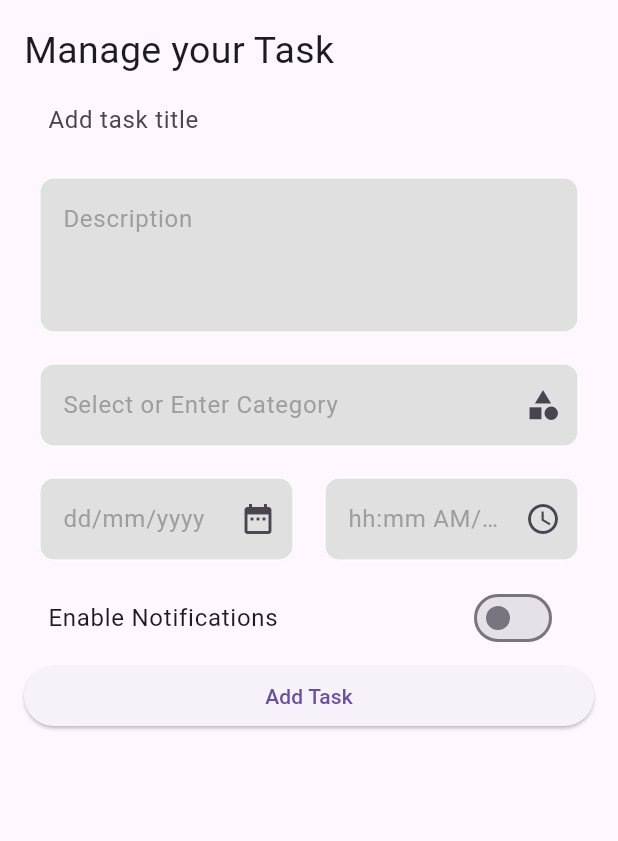
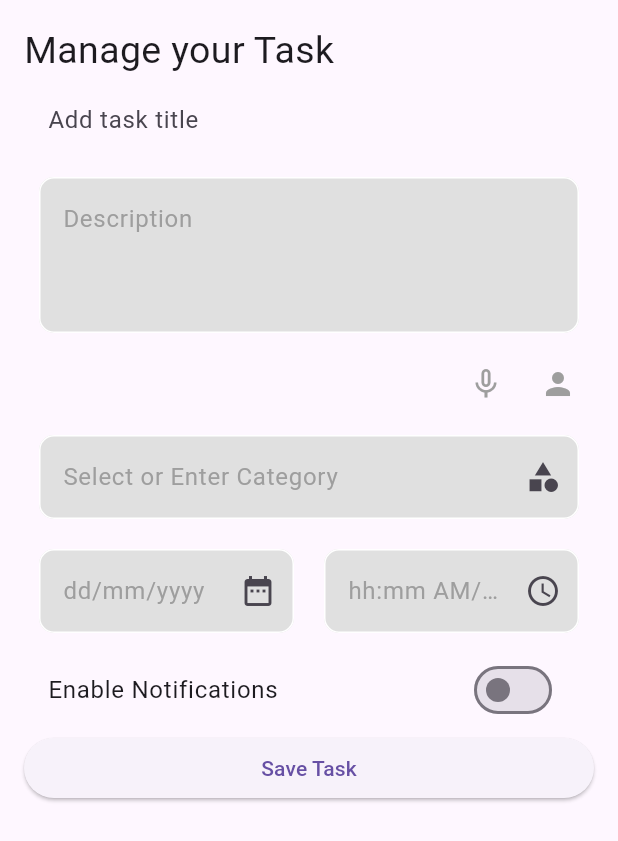
Before and after one commit to MariamAshraf200/GoalMapper, a Flutter app: the AddTaskAndUpdateScreen screen opened directly, on a phone screen of 412 x 824 dp. Shown: the top 841 px of the screen. Run offline on Flutter 3.47's test engine with Material 3 defaults, Android fonts, the phone set to English and light mode, and no system bars; our stand-ins replace equatable, flutter_bloc, get_it, hive, hive_flutter, speech_to_text; accounts and stored records are empty.

Commit message:
voice in add new task

```diff
--- a/lib/feature/taskHome/presintation/screen/AddNewAndUpdateTaskScreen.dart
+++ b/lib/feature/taskHome/presintation/screen/AddNewAndUpdateTaskScreen.dart
@@ -2,6 +2,7 @@ import 'package:flutter/material.dart';
 import 'package:flutter_bloc/flutter_bloc.dart';
 import 'package:intl/intl.dart';
 import 'package:uuid/uuid.dart';
+import 'package:speech_to_text/speech_to_text.dart' as stt;
 import '../../../../core/customColor.dart';
 import '../../data/model/categoryModel.dart';
 import '../../domain/entity/taskEntity.dart';
@@ -16,11 +17,11 @@ import '../bloc/taskBloc/state.dart';
 
 class AddTaskAndUpdateScreen extends StatefulWidget {
   final TaskEntity? existingTask;
-
   const AddTaskAndUpdateScreen({super.key, this.existingTask});
 
   @override
-  _AddTaskAndUpdateScreenState createState() => _AddTaskAndUpdateScreenState();
+  _AddTaskAndUpdateScreenState createState() =>
+      _AddTaskAndUpdateScreenState();
 }
 
 class _AddTaskAndUpdateScreenState extends State<AddTaskAndUpdateScreen> {
@@ -34,11 +35,23 @@ class _AddTaskAndUpdateScreenState extends State<AddTaskAndUpdateScreen> {
   late String uniqueTaskId;
   CustomColor color = CustomColor();
   bool allowNotifications = false;
+  late stt.SpeechToText _speech;
+  bool _isListening = false;
+  String _voiceInputText = '';
 
   @override
   void initState() {
     super.initState();
     if (widget.existingTask != null) {
+      _initializeTaskFields();
+    } else {
+      uniqueTaskId = const Uuid().v4();
+    }
+    context.read<CategoryBloc>().add(LoadCategoriesEvent());
+    _speech = stt.SpeechToText();
+  }
+
+  void _initializeTaskFields() {
     titleController.text = widget.existingTask!.title;
     descriptionController.text = widget.existingTask!.description;
     dateController.text = widget.existingTask!.date;
@@ -46,10 +59,6 @@ class _AddTaskAndUpdateScreenState extends State<AddTaskAndUpdateScreen> {
     selectedPriority = widget.existingTask!.priority;
     uniqueTaskId = widget.existingTask!.id;
     categoryController.text = widget.existingTask!.category;
-    } else {
-      uniqueTaskId = const Uuid().v4();
-    }
-    context.read<CategoryBloc>().add(LoadCategoriesEvent());
   }
 
   String? _validateTextField(String? value) {
@@ -59,11 +68,65 @@ class _AddTaskAndUpdateScreenState extends State<AddTaskAndUpdateScreen> {
     return null;
   }
 
+  Future<void> _startListening() async {
+    bool available = await _speech.initialize(
+      onStatus: (status) => setState(() {
+        _isListening = status == 'listening';
+      }),
+      onError: (error) => debugPrint('Speech recognition error: $error'),
+    );
+
+    if (available) {
+      setState(() => _isListening = true);
+      _speech.listen(onResult: (result) {
+        setState(() {
+          _voiceInputText = result.recognizedWords;
+          descriptionController.text = _removeDuplicateWords(
+              '${descriptionController.text} $_voiceInputText');
+        });
+      });
+    }
+  }
+
+  void _stopListening() {
+    _speech.stop();
+    setState(() => _isListening = false);
+  }
+
+  String _removeDuplicateWords(String text) {
+    List<String> words = text.split(' ');
+    Set<String> uniqueWords = <String>{};
+    List<String> filteredWords = [];
+    for (var word in words) {
+      if (uniqueWords.add(word)) {
+        filteredWords.add(word);
+      }
+    }
+    return filteredWords.join(' ');
+  }
+
   @override
   Widget build(BuildContext context) {
     return Scaffold(
       body: BlocListener<TaskBloc, TaskState>(
-        listener: (context, state) {
+        listener: _taskBlocListener,
+        child: BlocBuilder<CategoryBloc, CategoryState>(
+          builder: (context, categoryState) {
+            if (categoryState is CategoryLoading) {
+              return const Center(child: CircularProgressIndicator());
+            } else if (categoryState is CategoryLoaded) {
+              return _buildFormBody(categoryState.categories);
+            } else if (categoryState is CategoryError) {
+              return Center(child: Text('Error: ${categoryState.message}'));
+            }
+            return Container();
+          },
+        ),
+      ),
+    );
+  }
+
+  void _taskBlocListener(BuildContext context, TaskState state) {
     if (state is TaskAddSuccess) {
       ScaffoldMessenger.of(context).showSnackBar(
         const SnackBar(content: Text('Task saved successfully!')),
@@ -79,24 +142,9 @@ class _AddTaskAndUpdateScreenState extends State<AddTaskAndUpdateScreen> {
       );
       Navigator.pop(context);
     }
-        },
-        child: BlocBuilder<CategoryBloc, CategoryState>(
-          builder: (context, categoryState) {
-            if (categoryState is CategoryLoading) {
-              return const Center(child: CircularProgressIndicator());
-            } else if (categoryState is CategoryLoaded) {
-              return _buildBody(categoryState.categories);
-            } else if (categoryState is CategoryError) {
-              return Center(child: Text('Error: ${categoryState.message}'));
-            }
-            return Container();
-          },
-        ),
-      ),
-    );
   }
 
-  Widget _buildBody(List<CategoryModel> categories) {
+  Widget _buildFormBody(List<CategoryModel> categories) {
     return Form(
       key: _formKey,
       child: Padding(
@@ -106,19 +154,15 @@ class _AddTaskAndUpdateScreenState extends State<AddTaskAndUpdateScreen> {
             crossAxisAlignment: CrossAxisAlignment.start,
             children: [
               const Text('Manage your Task',
-                      style:
-                          TextStyle(fontWeight: FontWeight.w400, fontSize: 25)),
-
+                  style: TextStyle(fontWeight: FontWeight.w400, fontSize: 25)),
               // Title TextField
               TextField(
                 controller: titleController,
                 decoration: const InputDecoration(
                   hintText: "Add task title",
-                      enabledBorder:
-                          OutlineInputBorder(borderSide: BorderSide.none),
+                  enabledBorder: OutlineInputBorder(borderSide: BorderSide.none),
                 ),
               ),
-
               CustomTextField(
                 controller: descriptionController,
                 hintText: 'Description',
@@ -126,36 +170,66 @@ class _AddTaskAndUpdateScreenState extends State<AddTaskAndUpdateScreen> {
                 validator: _validateTextField,
                 readOnly: false,
               ),
-
+              _buildSpeechAndUserIcons(),
               CustomTextField(
                 controller: categoryController,
                 hintText: 'Select or Enter Category',
                 suffixIcon: const Icon(Icons.category),
                 onTap: () => showCategoryBottomSheet(
                     context, categoryController, categories),
+                validator: _validateTextField,
                 readOnly: false,
-                    validator: _validateTextField,
               ),
+              _buildDateAndTimeFields(),
+              SwitchListTile(
+                title: const Text("Enable Notifications"),
+                value: allowNotifications,
+                onChanged: (bool value) {
+                  setState(() {
+                    allowNotifications = value;
+                  });
+                },
+              ),
+              _buildSaveButton(),
+            ],
+          ),
+        ),
+      ),
+    );
+  }
 
-                  Row(
+  Widget _buildSpeechAndUserIcons() {
+    return Row(
+      mainAxisAlignment: MainAxisAlignment.end,
+      children: [
+        IconButton(
+          icon: Icon(_isListening ? Icons.mic : Icons.mic_none,
+              color: Colors.grey),
+          onPressed: () {
+            if (_isListening) {
+              _stopListening();
+            } else {
+              _startListening();
+            }
+          },
+        ),
+        IconButton(
+          icon: const Icon(Icons.person, color: Colors.grey),
+          onPressed: () {},
+        ),
+      ],
+    );
+  }
+
+  Widget _buildDateAndTimeFields() {
+    return Row(
       children: [
         Expanded(
           child: CustomTextField(
             controller: dateController,
             hintText: 'dd/mm/yyyy',
             suffixIcon: const Icon(Icons.date_range),
-                          onTap: () async {
-                            DateTime? selectedDate = await showDatePicker(
-                              context: context,
-                              initialDate: DateTime.now(),
-                              firstDate: DateTime(2000),
-                              lastDate: DateTime(2100),
-                            );
-                            if (selectedDate != null) {
-                              dateController.text =
-                                  DateFormat('dd/MM/yyyy').format(selectedDate);
-                            }
-                          },
+            onTap: _pickDate,
             validator: _validateTextField,
             readOnly: false,
           ),
@@ -165,7 +239,28 @@ class _AddTaskAndUpdateScreenState extends State<AddTaskAndUpdateScreen> {
             controller: timeController,
             hintText: 'hh:mm AM/PM',
             suffixIcon: const Icon(Icons.access_time),
-                          onTap: () async {
+            onTap: _pickTime,
+            validator: _validateTextField,
+            readOnly: false,
+          ),
+        ),
+      ],
+    );
+  }
+
+  Future<void> _pickDate() async {
+    DateTime? selectedDate = await showDatePicker(
+      context: context,
+      initialDate: DateTime.now(),
+      firstDate: DateTime(2000),
+      lastDate: DateTime(2100),
+    );
+    if (selectedDate != null) {
+      dateController.text = DateFormat('dd/MM/yyyy').format(selectedDate);
+    }
+  }
+
+  Future<void> _pickTime() async {
     TimeOfDay? selectedTime = await showTimePicker(
       context: context,
       initialTime: TimeOfDay.now(),
@@ -179,28 +274,12 @@ class _AddTaskAndUpdateScreenState extends State<AddTaskAndUpdateScreen> {
         selectedTime.hour,
         selectedTime.minute,
       );
-                              timeController.text = DateFormat('hh:mm a')
-                                  .format(selectedDateTime);
+      timeController.text = DateFormat('hh:mm a').format(selectedDateTime);
     }
-                          },
-                          validator: _validateTextField,
-                          readOnly: false,
-                        ),
-                      ),
-                    ],
-                  ),
+  }
 
-                  SwitchListTile(
-                    title: const Text("Enable Notifications"),
-                    value: allowNotifications,
-                    onChanged: (bool value) {
-                      setState(() {
-                        allowNotifications = value;
-                      });
-                    },
-                  ),
-
-                  SizedBox(
+  Widget _buildSaveButton() {
+    return SizedBox(
       width: double.infinity,
       child: ElevatedButton(
         onPressed: () {
@@ -220,16 +299,14 @@ class _AddTaskAndUpdateScreenState extends State<AddTaskAndUpdateScreen> {
               context.read<TaskBloc>().add(UpdateTaskEvent(task));
             } else {
               context.read<TaskBloc>().add(AddTaskEvent(task));
-                            context.read<CategoryBloc>().add(AddCategoryEvent(categoryName:categoryController.text ));
-
+              context.read<CategoryBloc>().add(
+                AddCategoryEvent(categoryName: categoryController.text),
+              );
             }
           }
         },
-                      child: Text(widget.existingTask != null
-                          ? 'Update Task'
-                          : 'Add Task'),
+        child: Text(widget.existingTask == null ? 'Save Task' : 'Update Task'),
       ),
-                  )
-                ]))));
+    );
   }
 }
--- a/lib/main.dart
+++ b/lib/main.dart
@@ -3,6 +3,7 @@ import 'package:flutter_bloc/flutter_bloc.dart';
 import 'package:hive_flutter/hive_flutter.dart';
 import 'package:mapper_app/feature/MainScreen/presentation/screen/homeScreen.dart';
 import 'package:mapper_app/feature/taskHome/presintation/bloc/taskBloc/bloc.dart';
+import 'package:mapper_app/feature/taskHome/presintation/screen/taskTrack.dart';
 import 'core/di.dart';
 import 'core/hiveServices.dart';
 import 'feature/taskHome/presintation/bloc/catogeryBloc/CatogeryBloc.dart';
@@ -36,7 +37,7 @@ class MyApp extends StatelessWidget {
       ],
       child: const MaterialApp(
         debugShowCheckedModeBanner: false,
-        home: HomeScreen(),
+        home: TaskTrack(),
       ),
     );
   }
```
Also changed, not shown: pubspec.yaml (+6 -5 lines), pubspec.lock, 1 other file. Lines whose indentation alone changed are shown as unchanged.
